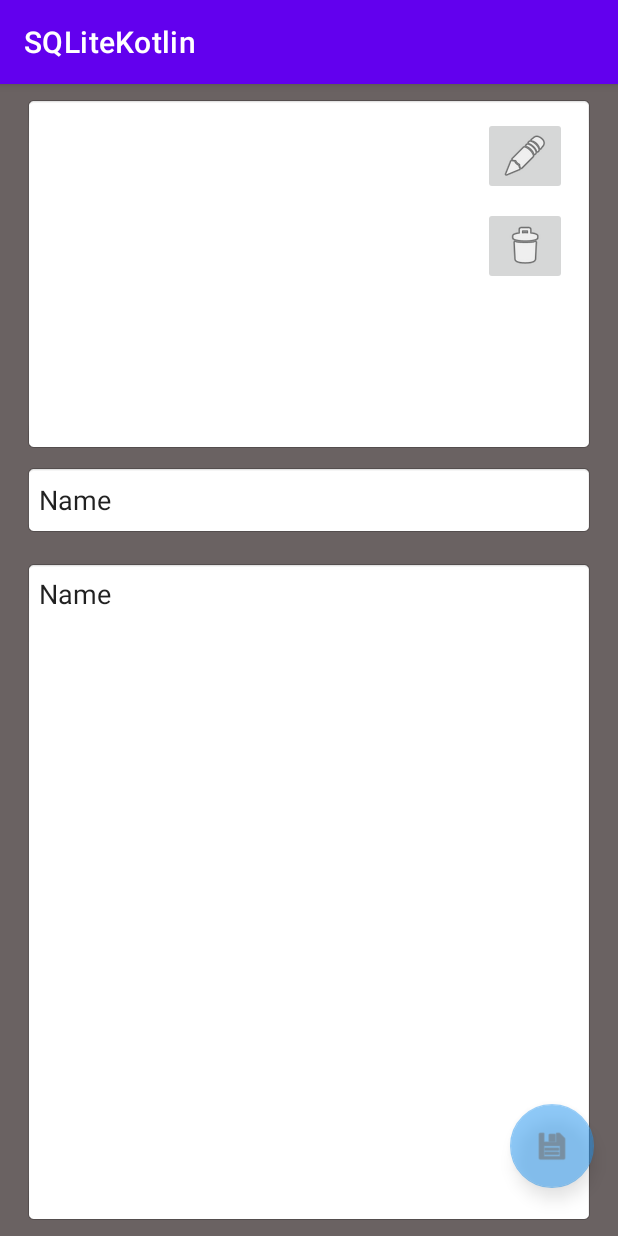
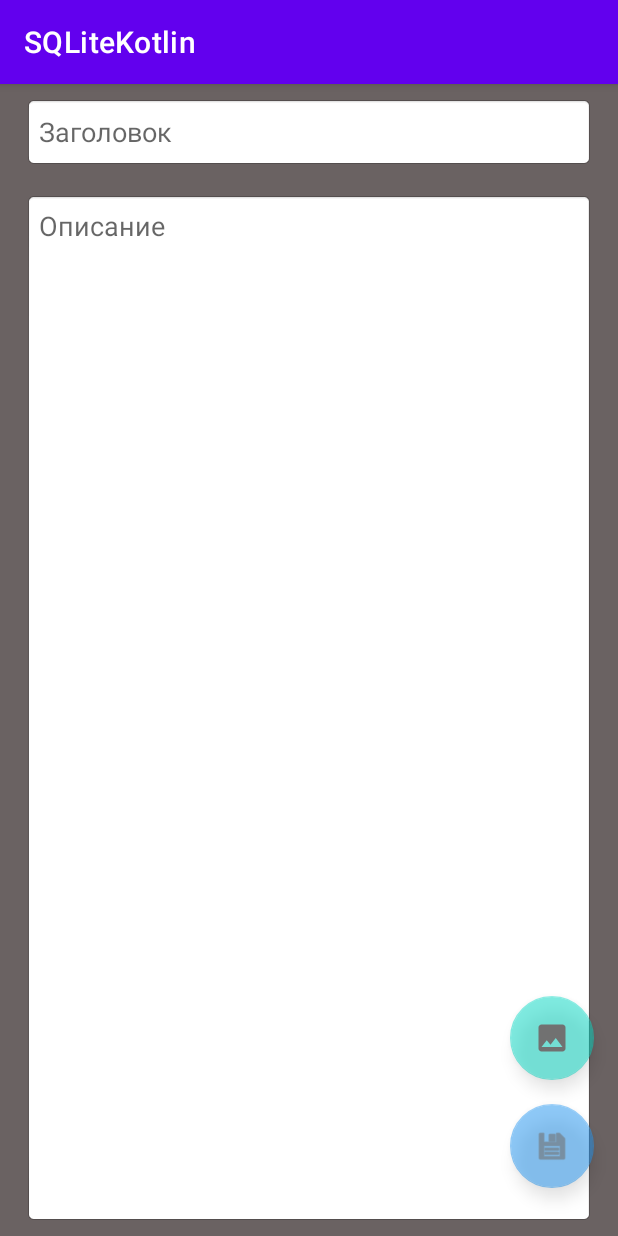
Before and after one commit to TigranMonte/KotlinLessons, an Android app: the EditActivity screen opened directly, with no data from a screen before it, after a tap on "SQLiteKotlin", on a phone screen of 412 x 824 dp. Run offline under Robolectric (Android 15) with nearby library versions, the phone set to English and light mode, and no system bars.

Commit message:
SQLite database app in Kotlin

```diff
--- a/sqlitekotlin/src/main/java/ru/tikodvlp/sqlitekotlin/EditActivity.kt
+++ b/sqlitekotlin/src/main/java/ru/tikodvlp/sqlitekotlin/EditActivity.kt
@@ -1,16 +1,28 @@
 package ru.tikodvlp.sqlitekotlin
 
+import android.app.Activity
+import android.content.Intent
 import androidx.appcompat.app.AppCompatActivity
 import android.os.Bundle
 import android.view.View
+import android.widget.EditText
 import android.widget.ImageButton
+import android.widget.ImageView
 import androidx.constraintlayout.widget.ConstraintLayout
+import ru.tikodvlp.sqlitekotlin.db.MyDbManager
 
 class EditActivity : AppCompatActivity() {
+
+    val imageRequestCode = 10
+    var tempImageUri = "empty"
+    val myDbManager = MyDbManager(this)
 
     lateinit var mainImageLayout:ConstraintLayout
     lateinit var fbAddImage:ImageButton
     lateinit var imButtonDeleteImage:ImageButton
+    lateinit var imMainImage:ImageView
+    lateinit var edTitle:EditText
+    lateinit var edDesc:EditText
 
     override fun onCreate(savedInstanceState: Bundle?) {
         super.onCreate(savedInstanceState)
@@ -19,6 +31,17 @@ class EditActivity : AppCompatActivity() {
         mainImageLayout = findViewById(R.id.mainImageLayout)
         fbAddImage = findViewById(R.id.fbAddImage)
         imButtonDeleteImage = findViewById(R.id.imButtonDeleteImage)
+        imMainImage = findViewById(R.id.imMainImage)
+        edTitle = findViewById(R.id.edTitle)
+        edDesc = findViewById(R.id.edDesc)
+    }
+
+    override fun onActivityResult(requestCode: Int, resultCode: Int, data: Intent?) {
+        super.onActivityResult(requestCode, resultCode, data)
+        if(resultCode == Activity.RESULT_OK && requestCode == imageRequestCode) {
+            imMainImage.setImageURI(data?.data)
+            tempImageUri = data?.data.toString()
+        }
     }
 
     fun onClickAddImage(view: View) {
@@ -30,4 +53,29 @@ class EditActivity : AppCompatActivity() {
         mainImageLayout.visibility = View.GONE
         fbAddImage.visibility = View.VISIBLE
     }
+
+    fun onClickChooseImage(view: View) {
+        val intent = Intent(Intent.ACTION_PICK)
+        intent.type = "image/*"
+        startActivityForResult(intent, imageRequestCode)
+    }
+
+    fun onClickSave(view: View) {
+        val myTitle = edTitle.text.toString()
+        val myDesc = edDesc.text.toString()
+
+        if (myTitle != "" && myDesc != "") {
+            myDbManager.insertToDb(myTitle, myDesc, tempImageUri)
+        }
+    }
+    override fun onResume() {
+        super.onResume()
+        myDbManager.openDb()
+
+    }
+
+    override fun onDestroy() {
+        super.onDestroy()
+        myDbManager.closeDb()
+    }
 }
--- a/sqlitekotlin/src/main/java/ru/tikodvlp/sqlitekotlin/db/MyDbManager.kt
+++ b/sqlitekotlin/src/main/java/ru/tikodvlp/sqlitekotlin/db/MyDbManager.kt
@@ -14,10 +14,11 @@ class MyDbManager (context: Context){
         db = myDbHelper.writableDatabase
     }
 
-    fun insertToDb(title: String, content: String) {
+    fun insertToDb(title: String, content: String, uri: String) {
         val values = ContentValues().apply {
             put(MyDbNameClass.COLUMN_NAME_TITLE, title)
             put(MyDbNameClass.COLUMN_NAME_CONTENT, content)
+            put(MyDbNameClass.COLUMN_NAME_IMAGE_URI, uri)
         }
         db?.insert(MyDbNameClass.TABLE_NAME, null, values)
     }
--- a/sqlitekotlin/src/main/java/ru/tikodvlp/sqlitekotlin/db/MyDbNameClass.kt
+++ b/sqlitekotlin/src/main/java/ru/tikodvlp/sqlitekotlin/db/MyDbNameClass.kt
@@ -6,12 +6,14 @@ object MyDbNameClass : BaseColumns {
     const val TABLE_NAME = "my_table"
     const val COLUMN_NAME_TITLE = "title"
     const val COLUMN_NAME_CONTENT = "content"
+    const val COLUMN_NAME_IMAGE_URI = "uri"
 
-    const val DATABASE_VERSION = 1;
+    const val DATABASE_VERSION = 2
     const val DATABASE_NAME = "MyLessonDB.db"
 
     const val CREATE_TABLE = "CREATE TABLE IF NOT EXISTS $TABLE_NAME (" +
-            "${BaseColumns._ID} INTEGER PRIMARY KEY, $COLUMN_NAME_TITLE TEXT, $COLUMN_NAME_CONTENT TEXT)"
+            "${BaseColumns._ID} INTEGER PRIMARY KEY,$COLUMN_NAME_TITLE TEXT,$COLUMN_NAME_CONTENT TEXT," +
+            "$COLUMN_NAME_IMAGE_URI TEXT)"
 
     const val SQL_DELETE_TABLE = "DROP TABLE IF EXISTS $TABLE_NAME"
 }
--- a/sqlitekotlin/src/main/res/layout/activity_edit.xml
+++ b/sqlitekotlin/src/main/res/layout/activity_edit.xml
@@ -24,10 +24,10 @@
         android:layout_marginBottom="8dp"
         android:background="@android:drawable/editbox_background_normal"
         android:ems="10"
+        android:hint="@string/ed_title_hint"
         android:inputType="textPersonName"
         android:minHeight="48dp"
         android:padding="10dp"
-        android:text="Name"
         app:layout_constraintBottom_toTopOf="@+id/edDesc"
         app:layout_constraintEnd_toEndOf="parent"
         app:layout_constraintStart_toStartOf="parent"
@@ -42,9 +42,9 @@
         android:background="@android:drawable/editbox_background_normal"
         android:ems="10"
         android:gravity="top"
+        android:hint="@string/ed_desc_hint"
         android:inputType="textMultiLine|textPersonName"
         android:padding="10dp"
-        android:text="Name"
         app:layout_constraintBottom_toBottomOf="parent"
         app:layout_constraintEnd_toEndOf="@+id/edTitle"
         app:layout_constraintStart_toStartOf="@+id/edTitle"
@@ -58,6 +58,7 @@
         android:alpha="0.5"
         android:clickable="true"
         android:contentDescription="@string/app_name"
+        android:onClick="onClickSave"
         app:backgroundTint="#2196F3"
         app:layout_constraintBottom_toBottomOf="@+id/edDesc"
         app:layout_constraintEnd_toEndOf="@+id/edDesc"
@@ -83,12 +84,25 @@
         android:layout_marginTop="8dp"
         android:layout_marginBottom="8dp"
         android:background="@android:drawable/editbox_background_normal"
-        android:visibility="visible"
+        android:visibility="gone"
         app:layout_constraintBottom_toTopOf="@id/guideline2"
         app:layout_constraintEnd_toEndOf="@id/edTitle"
         app:layout_constraintStart_toStartOf="@id/edTitle"
         app:layout_constraintTop_toTopOf="parent"
         app:layout_constraintVertical_bias="0.0">
+
+        <ImageView
+            android:id="@+id/imMainImage"
+            android:layout_width="0dp"
+            android:layout_height="0dp"
+            android:layout_margin="10dp"
+            android:scaleType="centerCrop"
+            android:visibility="visible"
+            app:layout_constraintBottom_toBottomOf="parent"
+            app:layout_constraintEnd_toEndOf="parent"
+            app:layout_constraintStart_toStartOf="parent"
+            app:layout_constraintTop_toTopOf="parent"
+            tools:srcCompat="@tools:sample/avatars" />
 
         <ImageButton
             android:id="@+id/imButtonEditImage"
@@ -97,34 +111,23 @@
             android:layout_marginTop="8dp"
             android:layout_marginEnd="8dp"
             android:contentDescription="@string/app_name"
-            app:layout_constraintEnd_toEndOf="@id/imageView"
-            app:layout_constraintTop_toTopOf="parent"
+            android:onClick="onClickChooseImage"
+            app:layout_constraintEnd_toEndOf="@id/imMainImage"
+            app:layout_constraintTop_toTopOf="@id/imMainImage"
             app:srcCompat="@android:drawable/ic_menu_edit" />
 
         <ImageButton
             android:id="@+id/imButtonDeleteImage"
             android:layout_width="wrap_content"
             android:layout_height="wrap_content"
-            android:layout_marginTop="8dp"
             android:layout_marginEnd="8dp"
+            android:layout_marginBottom="8dp"
+            android:contentDescription="@string/app_name"
             android:onClick="onClickDeleteImage"
-            android:contentDescription="@string/app_name"
-            app:layout_constraintEnd_toEndOf="parent"
-            app:layout_constraintTop_toBottomOf="@id/imButtonEditImage"
+            app:layout_constraintBottom_toBottomOf="@id/imMainImage"
+            app:layout_constraintEnd_toEndOf="@id/imMainImage"
             app:srcCompat="@android:drawable/ic_menu_delete" />
 
-        <ImageView
-            android:id="@+id/imageView"
-            android:layout_width="0dp"
-            android:layout_height="0dp"
-            android:layout_marginTop="8dp"
-            android:padding="10dp"
-            android:visibility="visible"
-            app:layout_constraintBottom_toBottomOf="parent"
-            app:layout_constraintEnd_toEndOf="parent"
-            app:layout_constraintStart_toStartOf="parent"
-            app:layout_constraintTop_toTopOf="parent"
-            tools:srcCompat="@tools:sample/avatars" />
     </androidx.constraintlayout.widget.ConstraintLayout>
 
 </androidx.constraintlayout.widget.ConstraintLayout>
--- a/sqlitekotlin/src/main/res/values/strings.xml
+++ b/sqlitekotlin/src/main/res/values/strings.xml
@@ -1,3 +1,5 @@
 <resources>
     <string name="app_name">SQLiteKotlin</string>
+    <string name="ed_title_hint">Заголовок</string>
+    <string name="ed_desc_hint">Описание</string>
 </resources>
```
Also changed, not shown: sqlitekotlin/src/main/java/ru/tikodvlp/sqlitekotlin/MainActivity.kt (+5 -5 lines).
